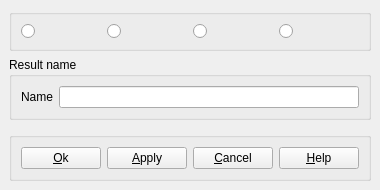
Qt form src/DlgRef/DlgRef_Skeleton_QTD.ui (SalomePlatform/geom) before a commit.
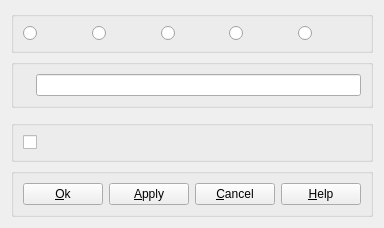
The same form after that commit.

```diff
--- a/src/DlgRef/DlgRef_Skeleton_QTD.ui
+++ b/src/DlgRef/DlgRef_Skeleton_QTD.ui
@@ -5,75 +5,14 @@
    <rect>
     <x>0</x>
     <y>0</y>
-    <width>380</width>
-    <height>182</height>
+    <width>364</width>
+    <height>217</height>
    </rect>
   </property>
   <property name="windowTitle" >
    <string/>
   </property>
   <layout class="QGridLayout" >
-   <property name="leftMargin" >
-    <number>9</number>
-   </property>
-   <property name="topMargin" >
-    <number>9</number>
-   </property>
-   <property name="rightMargin" >
-    <number>9</number>
-   </property>
-   <property name="bottomMargin" >
-    <number>9</number>
-   </property>
-   <property name="horizontalSpacing" >
-    <number>6</number>
-   </property>
-   <property name="verticalSpacing" >
-    <number>6</number>
-   </property>
-   <item row="1" column="0" >
-    <widget class="QGroupBox" name="GroupBoxName" >
-     <property name="sizePolicy" >
-      <sizepolicy vsizetype="Fixed" hsizetype="Preferred" >
-       <horstretch>0</horstretch>
-       <verstretch>0</verstretch>
-      </sizepolicy>
-     </property>
-     <property name="title" >
-      <string>Result name</string>
-     </property>
-     <layout class="QHBoxLayout" >
-      <property name="spacing" >
-       <number>6</number>
-      </property>
-      <property name="leftMargin" >
-       <number>9</number>
-      </property>
-      <property name="topMargin" >
-       <number>9</number>
-      </property>
-      <property name="rightMargin" >
-       <number>9</number>
-      </property>
-      <property name="bottomMargin" >
-       <number>9</number>
-      </property>
-      <item>
-       <widget class="QLabel" name="NameLabel" >
-        <property name="text" >
-         <string>Name</string>
-        </property>
-        <property name="wordWrap" >
-         <bool>false</bool>
-        </property>
-       </widget>
-      </item>
-      <item>
-       <widget class="QLineEdit" name="ResultName" />
-      </item>
-     </layout>
-    </widget>
-   </item>
    <item row="0" column="0" >
     <widget class="QGroupBox" name="GroupConstructors" >
      <property name="sizePolicy" >
@@ -129,10 +68,86 @@
         </property>
        </widget>
       </item>
+      <item>
+       <widget class="QRadioButton" name="RadioButton5" >
+        <property name="text" >
+         <string/>
+        </property>
+       </widget>
+      </item>
      </layout>
     </widget>
    </item>
+   <item row="1" column="0" >
+    <widget class="QGroupBox" name="GroupBoxName" >
+     <property name="sizePolicy" >
+      <sizepolicy vsizetype="Fixed" hsizetype="Preferred" >
+       <horstretch>0</horstretch>
+       <verstretch>0</verstretch>
+      </sizepolicy>
+     </property>
+     <property name="title" >
+      <string/>
+     </property>
+     <layout class="QHBoxLayout" >
+      <property name="spacing" >
+       <number>6</number>
+      </property>
+      <property name="leftMargin" >
+       <number>9</number>
+      </property>
+      <property name="topMargin" >
+       <number>9</number>
+      </property>
+      <property name="rightMargin" >
+       <number>9</number>
+      </property>
+      <property name="bottomMargin" >
+       <number>9</number>
+      </property>
+      <item>
+       <widget class="QLabel" name="NameLabel" >
+        <property name="text" >
+         <string/>
+        </property>
+        <property name="wordWrap" >
+         <bool>false</bool>
+        </property>
+       </widget>
+      </item>
+      <item>
+       <widget class="QLineEdit" name="ResultName" />
+      </item>
+     </layout>
+    </widget>
+   </item>
+   <item row="2" column="0" >
+    <widget class="QWidget" native="1" name="GroupMedium" >
+     <property name="sizePolicy" >
+      <sizepolicy vsizetype="Expanding" hsizetype="Expanding" >
+       <horstretch>0</horstretch>
+       <verstretch>0</verstretch>
+      </sizepolicy>
+     </property>
+    </widget>
+   </item>
    <item row="3" column="0" >
+    <widget class="QGroupBox" name="GroupBoxPublish" >
+     <property name="title" >
+      <string/>
+     </property>
+     <layout class="QHBoxLayout" >
+      <item>
+       <widget class="QCheckBox" name="CheckBoxRestoreSS" >
+        <property name="text" >
+         <string/>
+        </property>
+       </widget>
+      </item>
+     </layout>
+    </widget>
+   </item>
+   <item row="4" column="0" >
     <widget class="QGroupBox" name="GroupButtons" >
      <property name="sizePolicy" >
       <sizepolicy vsizetype="Fixed" hsizetype="Expanding" >
```
Left out of the diff: 27 changed lines with no effect on the pictures.
